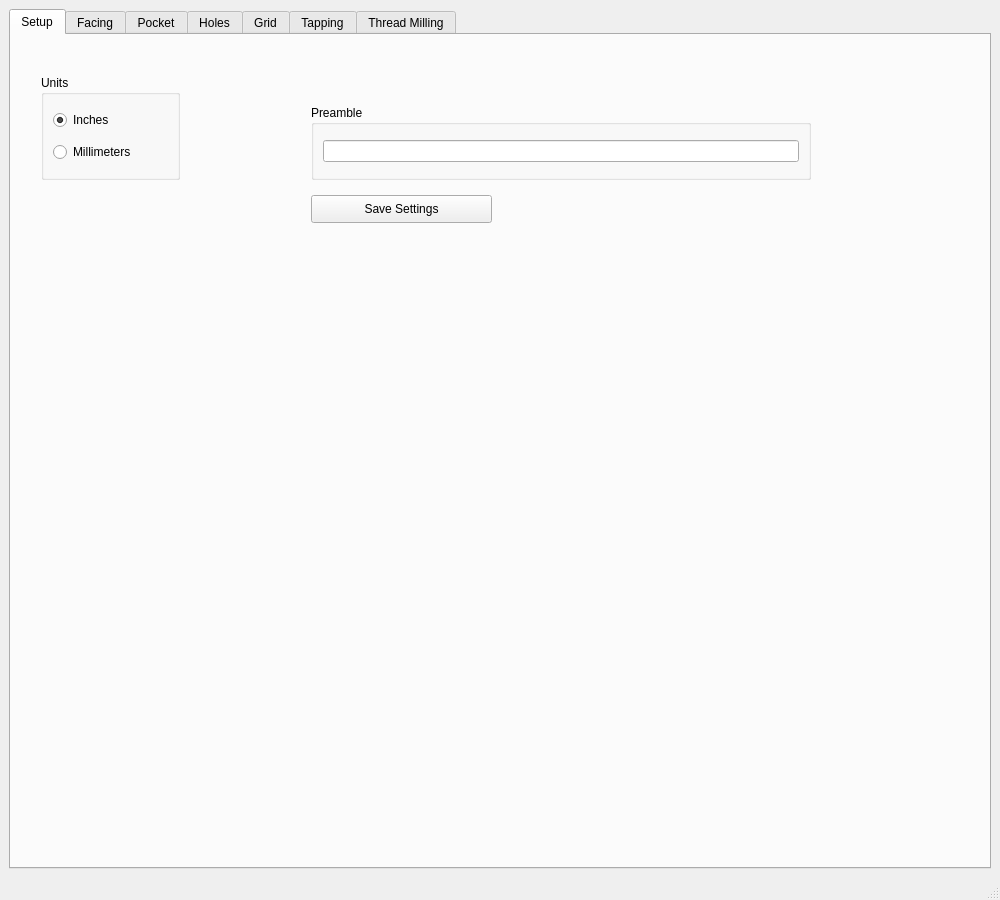
Above: gcode/src/gcode.ui from jethornton/gcode before the change. Below: the same form after it.
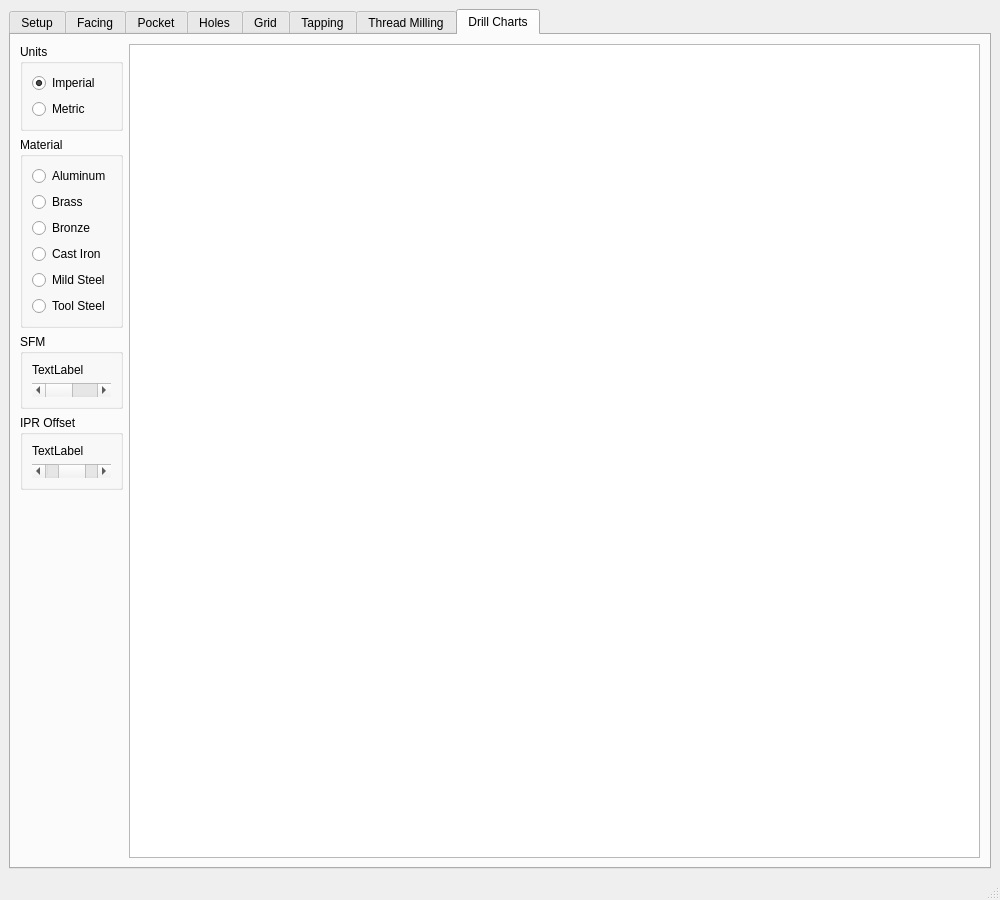
That is the form after the change. The open tabs and pages were chosen to show the change.

Commit message: start adding drill speed feed

What changed in the file:
```diff
--- a/gcode/src/gcode.ui
+++ b/gcode/src/gcode.ui
@@ -52,7 +52,7 @@
          <item row="0" column="0">
           <widget class="QRadioButton" name="inchRB">
            <property name="text">
-            <string>Inches</string>
+            <string>Imperial</string>
            </property>
            <property name="checked">
             <bool>true</bool>
@@ -68,7 +68,7 @@
          <item row="1" column="0">
           <widget class="QRadioButton" name="mmRB">
            <property name="text">
-            <string>Millimeters</string>
+            <string>Metric</string>
            </property>
            <property name="units" stdset="0">
             <string>G21</string>
@@ -840,6 +840,193 @@
         <string>Thread Milling</string>
        </attribute>
       </widget>
+      <widget class="QWidget" name="tab_8">
+       <attribute name="title">
+        <string>Drill Charts</string>
+       </attribute>
+       <layout class="QGridLayout" name="gridLayout_13">
+        <item row="5" column="0">
+         <spacer name="verticalSpacer">
+          <property name="orientation">
+           <enum>Qt::Vertical</enum>
+          </property>
+          <property name="sizeHint" stdset="0">
+           <size>
+            <width>20</width>
+            <height>40</height>
+           </size>
+          </property>
+         </spacer>
+        </item>
+        <item row="1" column="0">
+         <widget class="QGroupBox" name="groupBox_7">
+          <property name="title">
+           <string>Material</string>
+          </property>
+          <layout class="QGridLayout" name="gridLayout_12">
+           <item row="4" column="0">
+            <widget class="QRadioButton" name="drillMildSteelRB">
+             <property name="text">
+              <string>Mild Steel</string>
+             </property>
+             <attribute name="buttonGroup">
+              <string notr="true">drillMaterialBG</string>
+             </attribute>
+            </widget>
+           </item>
+           <item row="2" column="0">
+            <widget class="QRadioButton" name="drillBronzeRB">
+             <property name="text">
+              <string>Bronze</string>
+             </property>
+             <attribute name="buttonGroup">
+              <string notr="true">drillMaterialBG</string>
+             </attribute>
+            </widget>
+           </item>
+           <item row="3" column="0">
+            <widget class="QRadioButton" name="drillCastIronRB">
+             <property name="text">
+              <string>Cast Iron</string>
+             </property>
+             <attribute name="buttonGroup">
+              <string notr="true">drillMaterialBG</string>
+             </attribute>
+            </widget>
+           </item>
+           <item row="0" column="0">
+            <widget class="QRadioButton" name="drillAluminumRB">
+             <property name="text">
+              <string>Aluminum</string>
+             </property>
+             <attribute name="buttonGroup">
+              <string notr="true">drillMaterialBG</string>
+             </attribute>
+            </widget>
+           </item>
+           <item row="1" column="0">
+            <widget class="QRadioButton" name="drillBrassRB">
+             <property name="text">
+              <string>Brass</string>
+             </property>
+             <attribute name="buttonGroup">
+              <string notr="true">drillMaterialBG</string>
+             </attribute>
+            </widget>
+           </item>
+           <item row="5" column="0">
+            <widget class="QRadioButton" name="drillToolSteelRB">
+             <property name="text">
+              <string>Tool Steel</string>
+             </property>
+             <attribute name="buttonGroup">
+              <string notr="true">drillMaterialBG</string>
+             </attribute>
+            </widget>
+           </item>
+          </layout>
+         </widget>
+        </item>
+        <item row="0" column="0">
+         <widget class="QGroupBox" name="groupBox_9">
+          <property name="title">
+           <string>Units</string>
+          </property>
+          <layout class="QGridLayout" name="gridLayout_14">
+           <item row="0" column="0">
+            <widget class="QRadioButton" name="drillImperialRB">
+             <property name="text">
+              <string>Imperial</string>
+             </property>
+             <property name="checked">
+              <bool>true</bool>
+             </property>
+             <attribute name="buttonGroup">
+              <string notr="true">drillUnitsBG</string>
+             </attribute>
+            </widget>
+           </item>
+           <item row="1" column="0">
+            <widget class="QRadioButton" name="drillMetricRB">
+             <property name="text">
+              <string>Metric</string>
+             </property>
+             <attribute name="buttonGroup">
+              <string notr="true">drillUnitsBG</string>
+             </attribute>
+            </widget>
+           </item>
+          </layout>
+         </widget>
+        </item>
+        <item row="0" column="1" rowspan="6">
+         <widget class="QPlainTextEdit" name="drillPTE">
+          <property name="font">
+           <font>
+            <family>BPG Courier S GPL&amp;GNU</family>
+            <weight>75</weight>
+            <bold>true</bold>
+           </font>
+          </property>
+         </widget>
+        </item>
+        <item row="2" column="0">
+         <widget class="QGroupBox" name="drillsfmGB">
+          <property name="title">
+           <string>SFM</string>
+          </property>
+          <layout class="QGridLayout" name="gridLayout_15">
+           <item row="0" column="0">
+            <widget class="QLabel" name="drillSfmLb">
+             <property name="text">
+              <string>TextLabel</string>
+             </property>
+            </widget>
+           </item>
+           <item row="1" column="0">
+            <widget class="QScrollBar" name="drillSfmSB">
+             <property name="orientation">
+              <enum>Qt::Horizontal</enum>
+             </property>
+            </widget>
+           </item>
+          </layout>
+         </widget>
+        </item>
+        <item row="3" column="0">
+         <widget class="QGroupBox" name="groupBox_11">
+          <property name="title">
+           <string>IPR Offset</string>
+          </property>
+          <layout class="QGridLayout" name="gridLayout_16">
+           <item row="1" column="0">
+            <widget class="QScrollBar" name="drilliprSB">
+             <property name="minimum">
+              <number>-1</number>
+             </property>
+             <property name="maximum">
+              <number>1</number>
+             </property>
+             <property name="pageStep">
+              <number>1</number>
+             </property>
+             <property name="orientation">
+              <enum>Qt::Horizontal</enum>
+             </property>
+            </widget>
+           </item>
+           <item row="0" column="0">
+            <widget class="QLabel" name="drilliprLb">
+             <property name="text">
+              <string>TextLabel</string>
+             </property>
+            </widget>
+           </item>
+          </layout>
+         </widget>
+        </item>
+       </layout>
+      </widget>
      </widget>
     </item>
    </layout>
```
Left out of the diff: 2 changed lines with no effect on the pictures. The commit also changes 3 other files.
